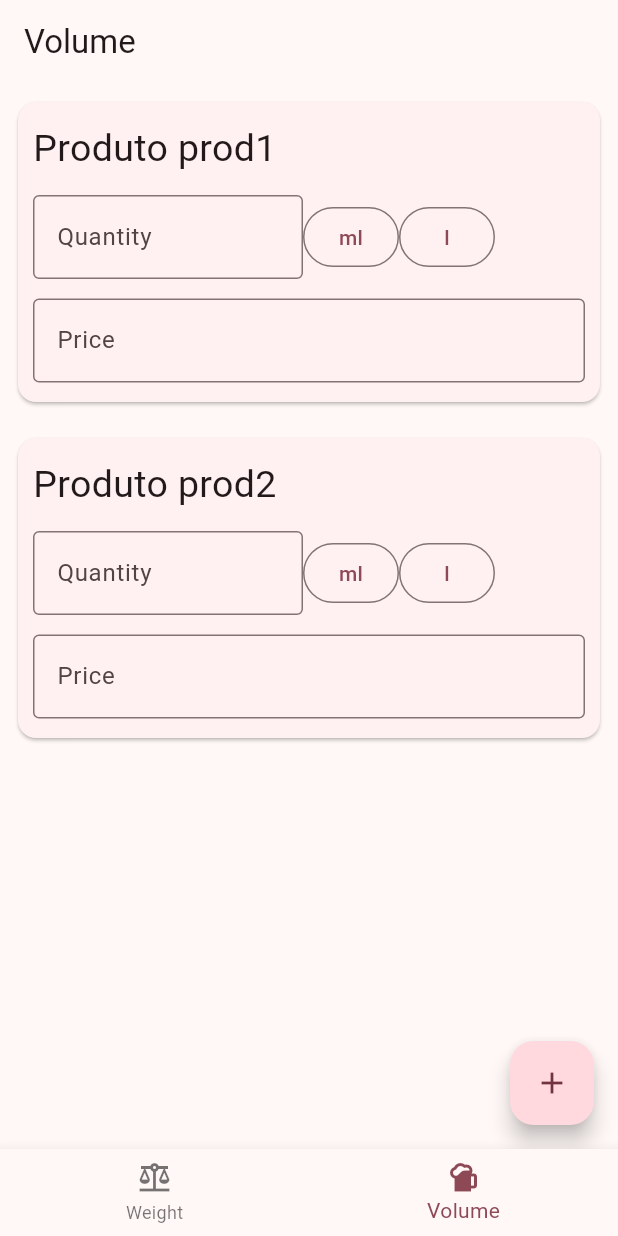
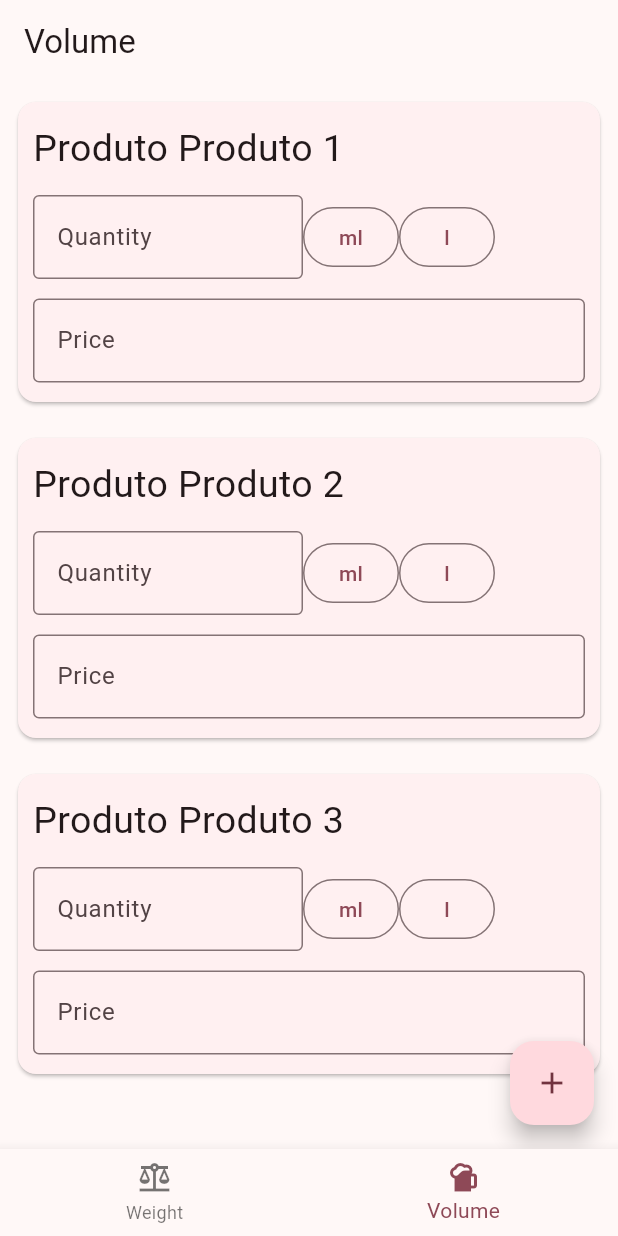
Before and after one commit to ptrkc/better-price-flutter, a Flutter app: the screen it shows after launch, item 2 of the bottom bar chosen, after a tap on the "add" icon, on a phone screen of 412 x 824 dp. Run offline on Flutter 3.47's test engine with Material 2 defaults, Android fonts, the phone set to English and light mode, and no system bars.

Commit message:
added provider, +product button works

```diff
--- a/lib/src/app_widget.dart
+++ b/lib/src/app_widget.dart
@@ -1,4 +1,6 @@
 import 'package:flutter/material.dart';
+import 'package:provider/provider.dart';
+import 'package:better_price_flutter/src/volume/volume_controller.dart';
 import 'package:better_price_flutter/src/volume/volume_screen.dart';
 import 'package:better_price_flutter/src/weight/weight_screen.dart';
 
@@ -11,14 +13,18 @@ class AppWidget extends StatefulWidget {
 
 class _AppWidgetState extends State<AppWidget> {
   int currentIndex = 0;
-  final screens = const [
+  final screens = [
     WeightScreen(),
-    VolumeScreen(),
+    const VolumeScreen(),
   ];
 
   @override
   Widget build(BuildContext context) {
-    return MaterialApp(
+    return MultiProvider(
+      providers: [
+        ChangeNotifierProvider(create: (_) => VolumeController()),
+      ],
+      child: MaterialApp(
         theme: ThemeData(
             colorSchemeSeed: Colors.pink,
             useMaterial3: true,
@@ -52,6 +58,7 @@ class _AppWidgetState extends State<AppWidget> {
             },
           ),
         ),
+      ),
     );
   }
 }
--- /dev/null
+++ b/lib/src/shared/models/product_model.dart
@@ -0,0 +1,14 @@
+class ProductModel {
+  String name;
+  String unit;
+  double quantity = 0;
+  double price = 0;
+
+  ProductModel(
+    this.name,
+    this.unit,
+  ) {
+    name = 'Produto $name';
+    unit;
+  }
+}
--- /dev/null
+++ b/lib/src/volume/volume_controller.dart
@@ -0,0 +1,11 @@
+import 'package:flutter/material.dart';
+import 'package:better_price_flutter/src/volume/volume_model.dart';
+
+class VolumeController extends ChangeNotifier {
+  List<VolumeModel> products = [VolumeModel('1', 'ml'), VolumeModel('2', 'ml')];
+
+  add() {
+    products.add(VolumeModel('${products.length + 1}', 'ml'));
+    notifyListeners();
+  }
+}
--- /dev/null
+++ b/lib/src/volume/volume_model.dart
@@ -0,0 +1,5 @@
+import 'package:better_price_flutter/src/shared/models/product_model.dart';
+
+class VolumeModel extends ProductModel {
+  VolumeModel(name, unit) : super(name, unit);
+}
--- a/lib/src/volume/volume_screen.dart
+++ b/lib/src/volume/volume_screen.dart
@@ -1,27 +1,31 @@
 import 'package:flutter/material.dart';
+import 'package:provider/provider.dart';
+import 'package:better_price_flutter/src/volume/volume_controller.dart';
 import 'package:better_price_flutter/src/widgets/product_card.dart';
 
 class VolumeScreen extends StatelessWidget {
   const VolumeScreen({Key? key}) : super(key: key);
 
-  final List<String> products = const ['prod1', 'prod2'];
   final List<String> units = const ['ml', 'l'];
 
   @override
   Widget build(BuildContext context) {
+    final controller = context.watch<VolumeController>();
     return Scaffold(
       appBar: AppBar(
         title: const Text('Volume'),
       ),
       body: ListView.builder(
-        itemCount: products.length,
+        itemCount: controller.products.length,
         itemBuilder: (context, index) {
-          final product = products[index];
+          final product = controller.products[index];
           return ProductCard(product: product, units: units);
         },
       ),
       floatingActionButton: FloatingActionButton(
-        onPressed: () {},
+        onPressed: () {
+          controller.add();
+        },
         child: const Icon(Icons.add),
       ),
     );
--- a/lib/src/weight/weight_screen.dart
+++ b/lib/src/weight/weight_screen.dart
@@ -1,10 +1,11 @@
 import 'package:flutter/material.dart';
+import 'package:better_price_flutter/src/shared/models/product_model.dart';
 import 'package:better_price_flutter/src/widgets/product_card.dart';
 
 class WeightScreen extends StatelessWidget {
-  const WeightScreen({Key? key}) : super(key: key);
+  WeightScreen({Key? key}) : super(key: key);
 
-  final List<String> products = const ['prod1', 'prod2'];
+  final List<ProductModel> products = [ProductModel('1', 'g')];
   final List<String> units = const ['g', 'kg'];
 
   @override
--- a/lib/src/widgets/product_card.dart
+++ b/lib/src/widgets/product_card.dart
@@ -1,11 +1,12 @@
 import 'package:flutter/material.dart';
 import 'package:flutter/services.dart';
+import 'package:better_price_flutter/src/shared/models/product_model.dart';
 
 class ProductCard extends StatelessWidget {
   const ProductCard({Key? key, required this.product, required this.units})
       : super(key: key);
 
-  final String product;
+  final ProductModel product;
   final List<String> units;
 
   @override
@@ -21,7 +22,8 @@ class ProductCard extends StatelessWidget {
               crossAxisAlignment: CrossAxisAlignment.start,
               mainAxisAlignment: MainAxisAlignment.spaceEvenly,
               children: [
-                Text('Produto $product', style: const TextStyle(fontSize: 25)),
+                Text('Produto ${product.name}',
+                    style: const TextStyle(fontSize: 25)),
                 Row(
                   children: [
                     SizedBox(
```
Also changed, not shown: 1 other file. Lines whose indentation alone changed are shown as unchanged.
